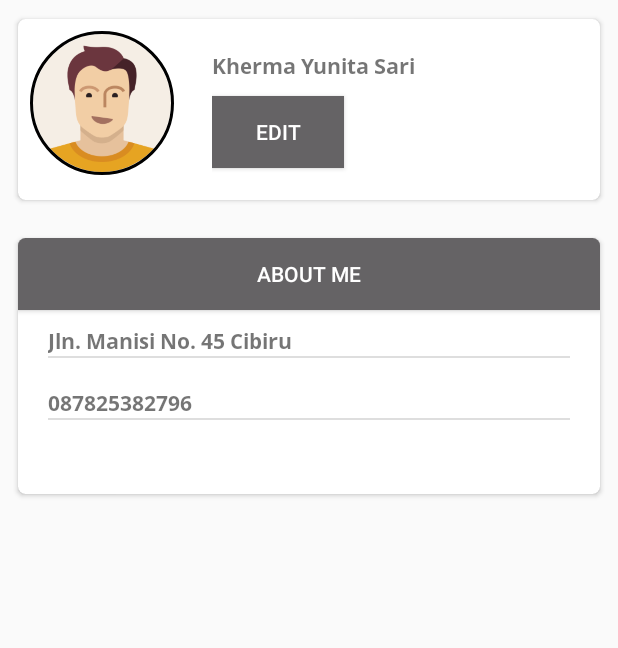
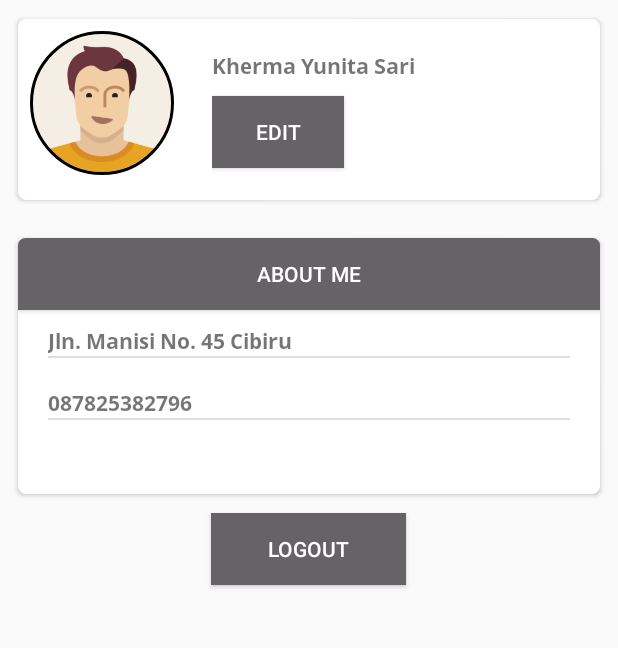
Before and after one commit to ihsanab31/HomyCare, an Android app: the layout activity_profile.xml on its own in the app's theme, with its tools: preview values and no code run, on a phone screen of 412 x 824 dp, the part 75-723 px from its top. Run offline under Robolectric (Android 15) with nearby library versions, the phone set to English and light mode, and no system bars; network calls fail; Roboto replaces fonts that are not available here.

Commit message:
apk baru

```diff
--- a/app/src/main/java/com/sundevs/ihsan/homycare/adapter/BSAdapter.java
+++ b/app/src/main/java/com/sundevs/ihsan/homycare/adapter/BSAdapter.java
@@ -105,7 +105,6 @@ public class BSAdapter extends RecyclerView.Adapter<BSAdapter.ViewHolder> {
         public void setClickListener(ItemClickListener itemClickListener) {
             this.itemClickListener = itemClickListener;
         }
-        @SuppressLint("SetTextI18n")
         void bindTo(SusterModel susterModel) {
             if (imageLoader == null)
                 imageLoader = HomyCare.getInstance().getImageLoader();
--- a/app/src/main/java/com/sundevs/ihsan/homycare/view/activities/ListBabyActivity.java
+++ b/app/src/main/java/com/sundevs/ihsan/homycare/view/activities/ListBabyActivity.java
@@ -58,7 +58,6 @@ public class ListBabyActivity extends NormalActivity implements LocationListener
     BSAdapter adapter;
     LocationManager locationManager;
     String provider;
-
     @Override
     protected int getActivityView() {
         return R.layout.activity_list_baby;
@@ -135,7 +134,6 @@ public class ListBabyActivity extends NormalActivity implements LocationListener
                         // Parsing json
                         for (int i = 0; i < response.length(); i++) {
                             try {
-
                                 JSONObject obj = response.getJSONObject(i);
                                 SusterModel j = new SusterModel();
                                 j.setId_suster(obj.getInt(Params.id_suster));
@@ -157,7 +155,6 @@ public class ListBabyActivity extends NormalActivity implements LocationListener
                             }
 
                         }
-                        // memberitahu adapter jika ada perubahan data
                         adapter.notifyDataSetChanged();
                         dismissProgressDialog();
                     }
--- a/app/src/main/res/layout/activity_profile.xml
+++ b/app/src/main/res/layout/activity_profile.xml
@@ -119,4 +119,13 @@
 
         </LinearLayout>
     </android.support.v7.widget.CardView>
+    <Button
+        android:id="@+id/btn_logout"
+        android:layout_width="@dimen/dimen130dp"
+        android:layout_height="wrap_content"
+        android:layout_gravity="center"
+        android:background="@color/dark_grey_002"
+        android:text="@string/logout"
+
+        android:textColor="@color/white" />
 </LinearLayout>
--- a/app/src/main/res/values/strings.xml
+++ b/app/src/main/res/values/strings.xml
@@ -54,4 +54,5 @@
     <string name="sms">SMS</string>
     <string name="telepon">Telepon</string>
     <string name="whatsapp">whatsapp</string>
+    <string name="logout">Logout</string>
 </resources>
```
Also changed, not shown: app/build.gradle (+7 -1 lines), app/src/main/java/com/sundevs/ihsan/homycare/view/activities/MainActivity.java (+11 -0 lines), app/src/main/java/com/sundevs/ihsan/homycare/view/activities/ProfileActivity.java (+27 -0 lines), app/src/main/java/com/sundevs/ihsan/homycare/view/dialog/EditDialog.java (+13 -1 lines), app/src/main/res/layout/activity_detail.xml (+6 -6 lines), app/src/main/res/layout/item_list_baby.xml (+4 -4 lines).
